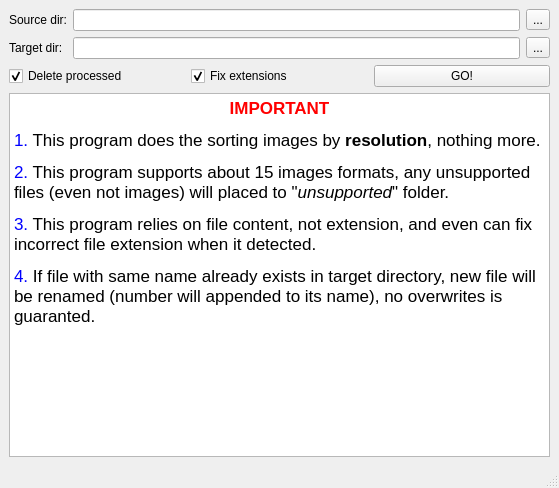
First picture: the form in main_window.ui, repository Kolcha/qImgSort, before the edit.
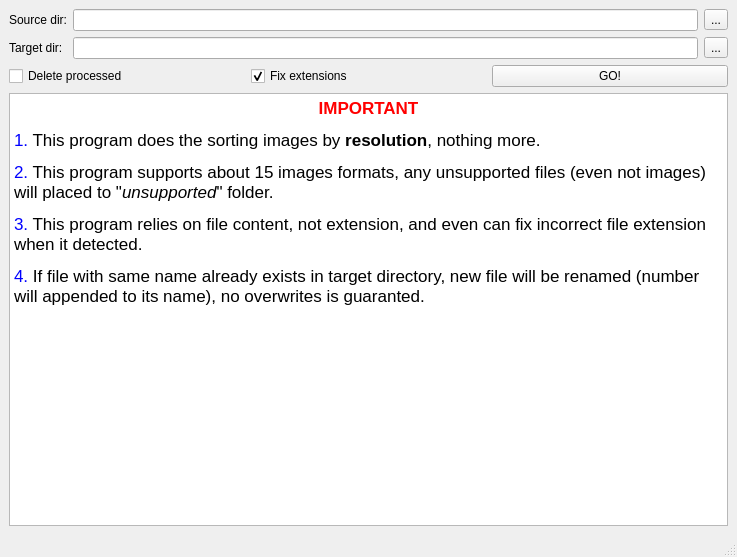
Second picture: the form after the edit.

Diff of the .ui file:
```diff
--- a/main_window.ui
+++ b/main_window.ui
@@ -6,8 +6,8 @@
    <rect>
     <x>0</x>
     <y>0</y>
-    <width>559</width>
-    <height>488</height>
+    <width>737</width>
+    <height>557</height>
    </rect>
   </property>
   <property name="windowTitle">
@@ -63,9 +63,6 @@
         <property name="text">
          <string>Delete processed</string>
         </property>
-        <property name="checked">
-         <bool>true</bool>
-        </property>
        </widget>
       </item>
       <item>
```
Left out of the diff: 2 changed lines with no effect on the pictures.
